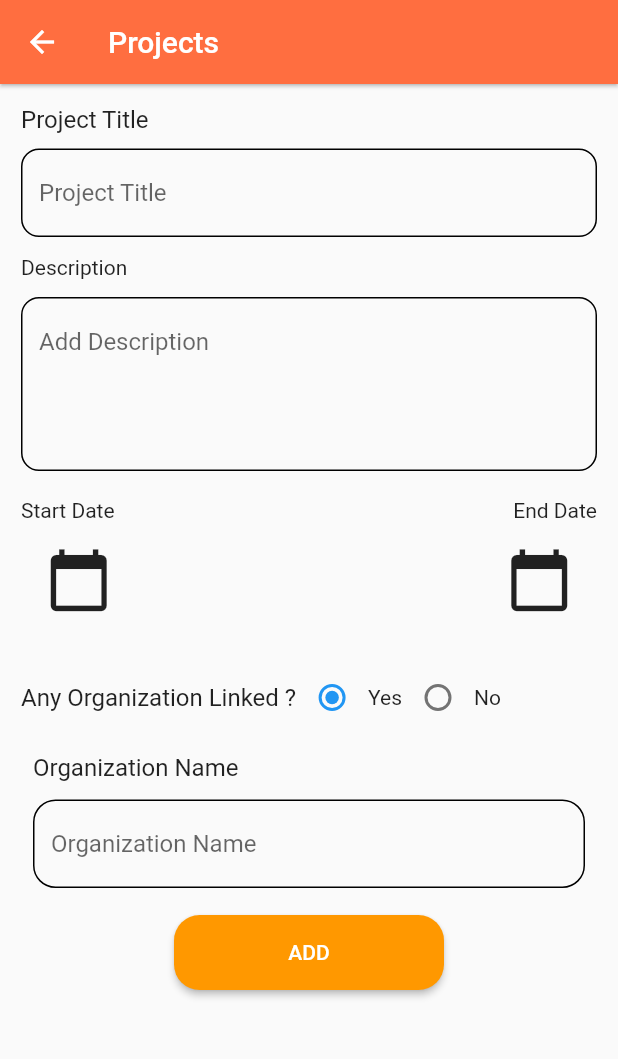
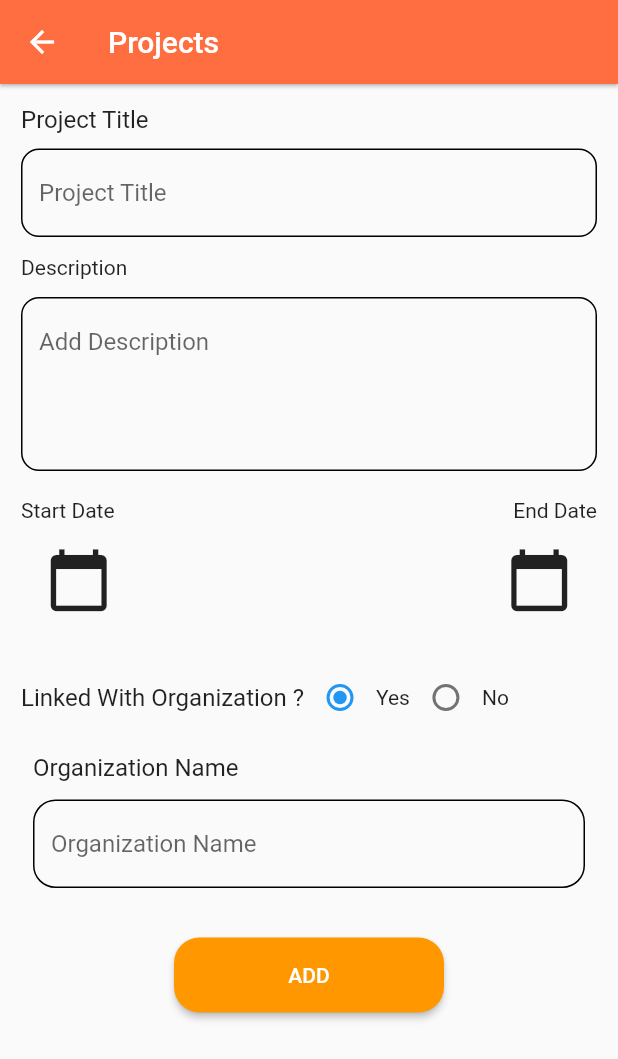
Before and after one commit to Yazoo555/-flutter_intern, a Flutter app: the AddOtherProject screen opened directly, on a phone screen of 412 x 824 dp. Shown: the top 1059 px of the screen. Run offline on Flutter 3.47's test engine with Material 2 defaults, Android fonts, the phone set to English and light mode, and no system bars.

Commit message:
Seventh Commit --> 3

```diff
--- a/lib/day_6/project/add_proj.dart
+++ b/lib/day_6/project/add_proj.dart
@@ -199,7 +199,7 @@ class _AddOtherProjectState extends State<AddOtherProject> {
                     ),
                     Row(
                       children: [
-                        Text("Any Organization Linked ?",
+                        Text("Linked With Organization ?",
                             style: TextStyle(
                                 fontWeight: FontWeight.w400, fontSize: 16)),
                         Radio(
@@ -281,7 +281,7 @@ class _AddOtherProjectState extends State<AddOtherProject> {
                       ),
                     ),
                     const SizedBox(
-                      height: 10.0,
+                      height: 25.0,
                     ),
                     Align(
                       alignment: Alignment.center,
```
